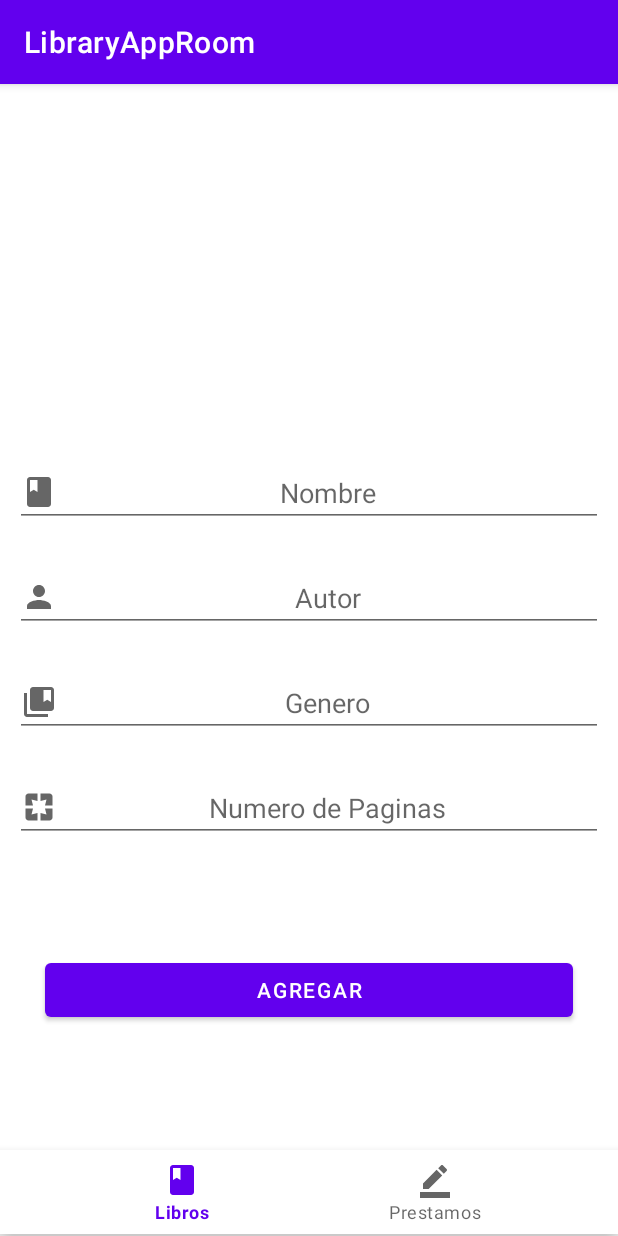
After one commit to BrunoMazzocchi/LibraryApp_ROOM, an Android app: the FragmentAddlibro screen opened through its navigation route, on a phone screen of 412 x 824 dp. The commit adds this screen. Run offline under Robolectric (Android 15) with nearby library versions, the phone set to English and light mode, and no system bars; our stand-ins replace Picasso, navigation-ui; pictures from the network do not load.

Commit message:
Navegacion Funcional

```diff
--- a/app/src/main/java/com/example/libraryapproom/MainActivity.kt
+++ b/app/src/main/java/com/example/libraryapproom/MainActivity.kt
@@ -1,50 +1,29 @@
 package com.example.libraryapproom
 
 import android.os.Bundle
-import android.view.Menu
-import android.view.MenuItem
-import android.widget.SearchView
 import androidx.appcompat.app.AppCompatActivity
-import androidx.core.view.MenuItemCompat
-import androidx.fragment.app.Fragment
+import androidx.navigation.NavController
+import androidx.navigation.fragment.NavHostFragment
+import androidx.navigation.fragment.findNavController
+import androidx.navigation.ui.setupActionBarWithNavController
+import androidx.navigation.ui.setupWithNavController
 import com.example.libraryapproom.databinding.ActivityMainBinding
-import com.example.libraryapproom.fragments.lista.FragmentLibro
-import com.example.libraryapproom.fragments.lista.FragmentPrestamo
+
+
 
 class MainActivity : AppCompatActivity() {
     private lateinit var binding: ActivityMainBinding
+    private lateinit var navController: NavController
     override fun onCreate(savedInstanceState: Bundle?) {
         super.onCreate(savedInstanceState)
         binding = ActivityMainBinding.inflate(layoutInflater)
         setContentView(binding.root)
-        replaceFragment(
-            FragmentLibro()
-        )
 
-        binding.bottomNavigationView.setOnItemSelectedListener {
-            when (it.itemId) {
-                R.id.book    -> {
-                    replaceFragment(
-                        FragmentLibro()
-                    )
-                }
-                R.id.borrow-> {
-                    replaceFragment(
-                        FragmentPrestamo()
-                    )                }
+        val navHostFragment = supportFragmentManager.findFragmentById(R.id.fragmentContainerView) as NavHostFragment
+        navController = navHostFragment.findNavController()
 
-            }
-            return@setOnItemSelectedListener true
-        }
-
-
-    }
-    private fun replaceFragment(fragment: Fragment) {
-        val fragmentManager = supportFragmentManager
-        val fragmentTransaction = fragmentManager.beginTransaction()
-        fragmentTransaction.replace(R.id.frame_layout, fragment)
-        fragmentTransaction.commit()
-    }
-
+        //BottomNavegation
+        binding.bottomNavigationView.setupWithNavController(navController)
+}
 
 }
--- a/app/src/main/java/com/example/libraryapproom/fragments/lista/FragmentLibro.kt
+++ b/app/src/main/java/com/example/libraryapproom/fragments/lista/FragmentLibro.kt
@@ -6,15 +6,19 @@ import android.view.LayoutInflater
 import android.view.View
 import android.view.ViewGroup
 import androidx.fragment.app.Fragment
+import androidx.navigation.NavController
+import androidx.navigation.findNavController
+import androidx.navigation.fragment.findNavController
 import androidx.recyclerview.widget.LinearLayoutManager
-import androidx.recyclerview.widget.RecyclerView
 import com.example.libraryapproom.LibrosProvider
+import com.example.libraryapproom.NavGraphDirections
 import com.example.libraryapproom.databinding.FragmentLibroBinding
 import com.example.libraryapproom.fragments.lista.adapter.LibrosAdapter
 
 
 class FragmentLibro : Fragment() {
     lateinit var binding: FragmentLibroBinding
+    private lateinit var navController: NavController
     override fun onCreateView(
         inflater: LayoutInflater, container: ViewGroup?,
         savedInstanceState: Bundle?
@@ -28,11 +32,16 @@ class FragmentLibro : Fragment() {
     override fun onViewCreated(view: View, savedInstanceState: Bundle?) {
         super.onViewCreated(view, savedInstanceState)
         initRecyclerView()
-}
+        binding.BtnAgregar.setOnClickListener {
+            val action = NavGraphDirections.actionGlobalFragmentAddlibro()
+            findNavController().navigate(action)
+        }
+    }
     fun initRecyclerView(){
 
         binding.RcvLibro.layoutManager = LinearLayoutManager(this.context)
         binding.RcvLibro.adapter = LibrosAdapter(LibrosProvider.BookList)
 
     }
+
 }
--- /dev/null
+++ b/app/src/main/java/com/example/libraryapproom/fragments/lista/add/FragmentAddlibro.kt
@@ -0,0 +1,24 @@
+package com.example.libraryapproom.fragments.lista.add
+
+import android.os.Bundle
+import androidx.fragment.app.Fragment
+import android.view.LayoutInflater
+import android.view.View
+import android.view.ViewGroup
+import com.example.libraryapproom.R
+import com.example.libraryapproom.databinding.FragmentAddlibroBinding
+
+
+class FragmentAddlibro: Fragment() {
+    lateinit var fBinding: FragmentAddlibroBinding
+
+    override fun onCreateView(
+        inflater: LayoutInflater,
+        container: ViewGroup?,
+        savedInstanceState: Bundle?
+    ): View? {
+        fBinding= FragmentAddlibroBinding.inflate(layoutInflater)
+        return fBinding.root
+    }
+
+}
--- /dev/null
+++ b/app/src/main/res/drawable/ic_baseline_collections_bookmark_24.xml
@@ -0,0 +1,13 @@
+<vector xmlns:android="http://schemas.android.com/apk/res/android"
+    android:width="24dp"
+    android:height="24dp"
+    android:viewportWidth="24"
+    android:viewportHeight="24"
+    android:tint="?attr/colorControlNormal">
+  <path
+      android:fillColor="@android:color/white"
+      android:pathData="M4,6H2v14c0,1.1 0.9,2 2,2h14v-2H4V6z"/>
+  <path
+      android:fillColor="@android:color/white"
+      android:pathData="M20,2L8,2c-1.1,0 -2,0.9 -2,2v12c0,1.1 0.9,2 2,2h12c1.1,0 2,-0.9 2,-2L22,4c0,-1.1 -0.9,-2 -2,-2zM20,12l-2.5,-1.5L15,12L15,4h5v8z"/>
+</vector>
--- /dev/null
+++ b/app/src/main/res/drawable/ic_baseline_pages_24.xml
@@ -0,0 +1,10 @@
+<vector xmlns:android="http://schemas.android.com/apk/res/android"
+    android:width="24dp"
+    android:height="24dp"
+    android:viewportWidth="24"
+    android:viewportHeight="24"
+    android:tint="?attr/colorControlNormal">
+  <path
+      android:fillColor="@android:color/white"
+      android:pathData="M3,5v6h5L7,7l4,1L11,3L5,3c-1.1,0 -2,0.9 -2,2zM8,13L3,13v6c0,1.1 0.9,2 2,2h6v-5l-4,1 1,-4zM17,17l-4,-1v5h6c1.1,0 2,-0.9 2,-2v-6h-5l1,4zM19,3h-6v5l4,-1 -1,4h5L21,5c0,-1.1 -0.9,-2 -2,-2z"/>
+</vector>
--- /dev/null
+++ b/app/src/main/res/drawable/ic_baseline_person_24.xml
@@ -0,0 +1,10 @@
+<vector xmlns:android="http://schemas.android.com/apk/res/android"
+    android:width="24dp"
+    android:height="24dp"
+    android:viewportWidth="24"
+    android:viewportHeight="24"
+    android:tint="?attr/colorControlNormal">
+  <path
+      android:fillColor="@android:color/white"
+      android:pathData="M12,12c2.21,0 4,-1.79 4,-4s-1.79,-4 -4,-4 -4,1.79 -4,4 1.79,4 4,4zM12,14c-2.67,0 -8,1.34 -8,4v2h16v-2c0,-2.66 -5.33,-4 -8,-4z"/>
+</vector>
--- a/app/src/main/res/layout/activity_main.xml
+++ b/app/src/main/res/layout/activity_main.xml
@@ -18,14 +18,21 @@
         app:layout_constraintVertical_bias="0.998"
         app:menu="@menu/bottom_nav_menu" />
 
-    <FrameLayout
-        android:id="@+id/frame_layout"
+    <androidx.fragment.app.FragmentContainerView
+        android:id="@+id/fragmentContainerView"
+        android:name="androidx.navigation.fragment.NavHostFragment"
         android:layout_width="0dp"
         android:layout_height="0dp"
-        app:layout_constraintBottom_toTopOf="@+id/bottomNavigationView"
         app:layout_constraintEnd_toEndOf="parent"
         app:layout_constraintStart_toStartOf="parent"
         app:layout_constraintTop_toTopOf="parent"
-        />
+        app:defaultNavHost="true"
+        app:navGraph="@navigation/nav_graph"
+        tools:layout_editor_absoluteX="1dp"
+        tools:layout_editor_absoluteY="1dp"
+        app:layout_constraintBottom_toTopOf="@+id/bottomNavigationView"/>
+
+
+
 
 </androidx.constraintlayout.widget.ConstraintLayout>
--- /dev/null
+++ b/app/src/main/res/layout/fragment_addlibro.xml
@@ -0,0 +1,68 @@
+<?xml version="1.0" encoding="utf-8"?>
+<androidx.constraintlayout.widget.ConstraintLayout
+    xmlns:android="http://schemas.android.com/apk/res/android"
+    xmlns:tools="http://schemas.android.com/tools"
+    xmlns:app="http://schemas.android.com/apk/res-auto"
+    android:layout_width="match_parent"
+    android:layout_height="match_parent"
+    tools:context=".fragments.lista.add.FragmentAddlibro">
+
+    <ImageView
+        android:layout_width="200dp"
+        android:layout_height="200dp"
+        android:layout_marginTop="20dp"
+        app:layout_constraintEnd_toEndOf="parent"
+        app:layout_constraintStart_toStartOf="parent"
+        app:layout_constraintTop_toTopOf="parent" />
+
+    <EditText
+        android:layout_width="match_parent"
+        android:layout_height="wrap_content"
+        app:layout_constraintTop_toTopOf="parent"
+        android:layout_marginTop="250dp"
+        android:layout_marginEnd="10dp"
+        android:layout_marginStart="10dp"
+        android:hint="Nombre"
+        android:textAlignment="center"
+        android:drawableLeft="@drawable/ic_book_24"/>
+    <EditText
+        android:layout_width="match_parent"
+        android:layout_height="wrap_content"
+        app:layout_constraintTop_toTopOf="parent"
+        android:layout_marginTop="320dp"
+        android:layout_marginEnd="10dp"
+        android:layout_marginStart="10dp"
+        android:textAlignment="center"
+        android:hint="Autor"
+        android:drawableLeft="@drawable/ic_baseline_person_24"/>
+    <EditText
+        android:layout_width="match_parent"
+        android:layout_height="wrap_content"
+        app:layout_constraintTop_toTopOf="parent"
+        android:layout_marginTop="390dp"
+        android:layout_marginEnd="10dp"
+        android:layout_marginStart="10dp"
+        android:textAlignment="center"
+        android:hint="Genero"
+        android:drawableLeft="@drawable/ic_baseline_collections_bookmark_24"/>
+    <EditText
+        android:layout_width="match_parent"
+        android:layout_height="wrap_content"
+        app:layout_constraintTop_toTopOf="parent"
+        android:layout_marginTop="460dp"
+        android:layout_marginEnd="10dp"
+        android:layout_marginStart="10dp"
+        android:textAlignment="center"
+        android:hint="Numero de Paginas"
+        android:drawableLeft="@drawable/ic_baseline_pages_24"/>
+
+    <Button
+        android:layout_width="match_parent"
+        android:layout_height="wrap_content"
+        app:layout_constraintTop_toTopOf="parent"
+        android:layout_marginTop="580dp"
+        android:layout_marginEnd="30dp"
+        android:layout_marginStart="30dp"
+        android:text="Agregar" />
+
+</androidx.constraintlayout.widget.ConstraintLayout>
--- a/app/src/main/res/menu/bottom_nav_menu.xml
+++ b/app/src/main/res/menu/bottom_nav_menu.xml
@@ -2,11 +2,11 @@
 <menu xmlns:android="http://schemas.android.com/apk/res/android">
 
     <item
-        android:id="@+id/book"
+        android:id="@+id/fragmentLibro"
         android:icon="@drawable/ic_book_24"
         android:title="Libros"/>
     <item
-        android:id="@+id/borrow"
+        android:id="@+id/fragmentPrestamo"
         android:icon="@drawable/ic_borrowbook_color_24"
         android:title="Prestamos"/>
 </menu>
--- /dev/null
+++ b/app/src/main/res/navigation/nav_graph.xml
@@ -0,0 +1,23 @@
+<?xml version="1.0" encoding="utf-8"?>
+<navigation xmlns:android="http://schemas.android.com/apk/res/android"
+    xmlns:app="http://schemas.android.com/apk/res-auto"
+    xmlns:tools="http://schemas.android.com/tools"
+    android:id="@+id/nav_graph"
+    app:startDestination="@id/fragmentLibro">
+
+    <fragment
+        android:id="@+id/fragmentLibro"
+        android:name="com.example.libraryapproom.fragments.lista.FragmentLibro"
+        android:label="fragment_libro"
+        tools:layout="@layout/fragment_libro" />
+    <fragment
+        android:id="@+id/fragmentPrestamo"
+        android:name="com.example.libraryapproom.fragments.lista.FragmentPrestamo"
+        android:label="fragment_prestamo"
+        tools:layout="@layout/fragment_prestamo" />
+    <fragment
+        android:id="@+id/fragmentAddlibro"
+        android:name="com.example.libraryapproom.fragments.lista.add.FragmentAddlibro"
+        android:label="fragment_addlibro"
+        tools:layout="@layout/fragment_addlibro" /><action android:id="@+id/action_global_fragmentAddlibro" app:destination="@id/fragmentAddlibro"/>
+</navigation>
```
